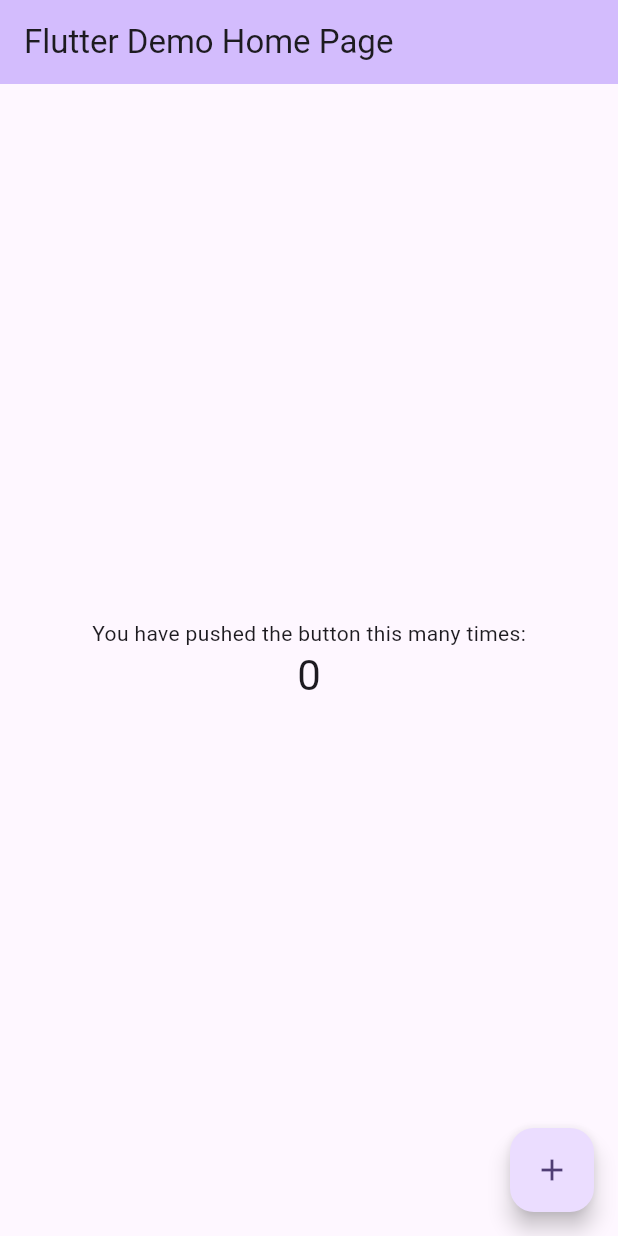
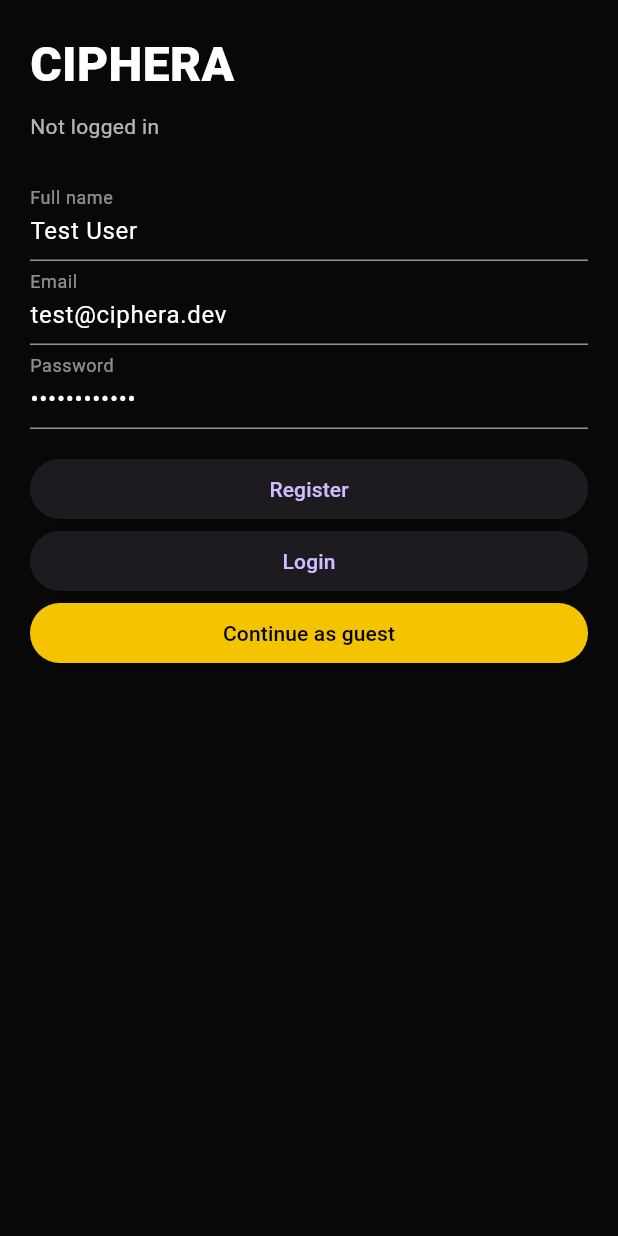
Before and after one commit to Sibtain-Nayani/Ciphera, a Flutter app: the screen it shows after launch, on a phone screen of 412 x 824 dp. Run offline on Flutter 3.47's test engine with Material 3 defaults, Android fonts, the phone set to English and light mode, and no system bars; our stand-ins replace flutter_secure_storage; accounts and stored records are empty.

Commit message:
Add auth networking layer: guest mode, register, login, token refresh

```diff
--- a/mobile/lib/main.dart
+++ b/mobile/lib/main.dart
@@ -1,121 +1,105 @@
 import 'package:flutter/material.dart';
+import 'package:provider/provider.dart';
+import 'providers/auth_provider.dart';
 
 void main() {
-  runApp(const MyApp());
+  runApp(const CipheraApp());
 }
 
-class MyApp extends StatelessWidget {
-  const MyApp({super.key});
+class CipheraApp extends StatelessWidget {
+  const CipheraApp({super.key});
 
-  // This widget is the root of your application.
   @override
   Widget build(BuildContext context) {
-    return MaterialApp(
-      title: 'Flutter Demo',
-      theme: ThemeData(
-        // This is the theme of your application.
-        //
-        // TRY THIS: Try running your application with "flutter run". You'll see
-        // the application has a purple toolbar. Then, without quitting the app,
-        // try changing the seedColor in the colorScheme below to Colors.green
-        // and then invoke "hot reload" (save your changes or press the "hot
-        // reload" button in a Flutter-supported IDE, or press "r" if you used
-        // the command line to start the app).
-        //
-        // Notice that the counter didn't reset back to zero; the application
-        // state is not lost during the reload. To reset the state, use hot
-        // restart instead.
-        //
-        // This works for code too, not just values: Most code changes can be
-        // tested with just a hot reload.
-        colorScheme: .fromSeed(seedColor: Colors.deepPurple),
+    return ChangeNotifierProvider(
+      create: (_) => AuthProvider()..tryAutoLogin(),
+      child: MaterialApp(
+        title: 'Ciphera',
+        theme: ThemeData(
+          scaffoldBackgroundColor: const Color(0xFF080808),
+          brightness: Brightness.dark,
+        ),
+        home: const AuthTestScreen(),
       ),
-      home: const MyHomePage(title: 'Flutter Demo Home Page'),
     );
   }
 }
 
-class MyHomePage extends StatefulWidget {
-  const MyHomePage({super.key, required this.title});
-
-  // This widget is the home page of your application. It is stateful, meaning
-  // that it has a State object (defined below) that contains fields that affect
-  // how it looks.
-
-  // This class is the configuration for the state. It holds the values (in this
-  // case the title) provided by the parent (in this case the App widget) and
-  // used by the build method of the State. Fields in a Widget subclass are
-  // always marked "final".
-
-  final String title;
-
+class AuthTestScreen extends StatefulWidget {
+  const AuthTestScreen({super.key});
   @override
-  State<MyHomePage> createState() => _MyHomePageState();
+  State<AuthTestScreen> createState() => _AuthTestScreenState();
 }
 
-class _MyHomePageState extends State<MyHomePage> {
-  int _counter = 0;
-
-  void _incrementCounter() {
-    setState(() {
-      // This call to setState tells the Flutter framework that something has
-      // changed in this State, which causes it to rerun the build method below
-      // so that the display can reflect the updated values. If we changed
-      // _counter without calling setState(), then the build method would not be
-      // called again, and so nothing would appear to happen.
-      _counter++;
-    });
-  }
+class _AuthTestScreenState extends State<AuthTestScreen> {
+  final _emailController = TextEditingController(text: 'test@ciphera.dev');
+  final _passwordController = TextEditingController(text: 'TestPass123!');
+  final _nameController = TextEditingController(text: 'Test User');
+  String _status = '';
 
   @override
   Widget build(BuildContext context) {
-    // This method is rerun every time setState is called, for instance as done
-    // by the _incrementCounter method above.
-    //
-    // The Flutter framework has been optimized to make rerunning build methods
-    // fast, so that you can just rebuild anything that needs updating rather
-    // than having to individually change instances of widgets.
+    final auth = context.watch<AuthProvider>();
+
+    if (auth.loading) {
+      return const Scaffold(body: Center(child: CircularProgressIndicator()));
+    }
+
     return Scaffold(
-      appBar: AppBar(
-        // TRY THIS: Try changing the color here to a specific color (to
-        // Colors.amber, perhaps?) and trigger a hot reload to see the AppBar
-        // change color while the other colors stay the same.
-        backgroundColor: Theme.of(context).colorScheme.inversePrimary,
-        // Here we take the value from the MyHomePage object that was created by
-        // the App.build method, and use it to set our appbar title.
-        title: Text(widget.title),
-      ),
-      body: Center(
-        // Center is a layout widget. It takes a single child and positions it
-        // in the middle of the parent.
-        child: Column(
-          // Column is also a layout widget. It takes a list of children and
-          // arranges them vertically. By default, it sizes itself to fit its
-          // children horizontally, and tries to be as tall as its parent.
-          //
-          // Column has various properties to control how it sizes itself and
-          // how it positions its children. Here we use mainAxisAlignment to
-          // center the children vertically; the main axis here is the vertical
-          // axis because Columns are vertical (the cross axis would be
-          // horizontal).
-          //
-          // TRY THIS: Invoke "debug painting" (choose the "Toggle Debug Paint"
-          // action in the IDE, or press "p" in the console), to see the
-          // wireframe for each widget.
-          mainAxisAlignment: .center,
-          children: [
-            const Text('You have pushed the button this many times:'),
-            Text(
-              '$_counter',
-              style: Theme.of(context).textTheme.headlineMedium,
-            ),
-          ],
+      body: SafeArea(
+        child: Padding(
+          padding: const EdgeInsets.all(20),
+          child: Column(
+            crossAxisAlignment: CrossAxisAlignment.stretch,
+            children: [
+              const Text('CIPHERA', style: TextStyle(fontSize: 32, fontWeight: FontWeight.w900, color: Colors.white)),
+              const SizedBox(height: 8),
+              Text(
+                auth.isAuthenticated
+                    ? 'Logged in as ${auth.user!.email.isEmpty ? "Guest" : auth.user!.email} (guest: ${auth.isGuest})'
+                    : 'Not logged in',
+                style: const TextStyle(color: Colors.white70),
+              ),
+              const SizedBox(height: 24),
+              TextField(controller: _nameController, style: const TextStyle(color: Colors.white), decoration: const InputDecoration(labelText: 'Full name', labelStyle: TextStyle(color: Colors.white54))),
+              TextField(controller: _emailController, style: const TextStyle(color: Colors.white), decoration: const InputDecoration(labelText: 'Email', labelStyle: TextStyle(color: Colors.white54))),
+              TextField(controller: _passwordController, obscureText: true, style: const TextStyle(color: Colors.white), decoration: const InputDecoration(labelText: 'Password', labelStyle: TextStyle(color: Colors.white54))),
+              const SizedBox(height: 16),
+              ElevatedButton(
+                onPressed: () async {
+                  final ok = await auth.register(_emailController.text, _passwordController.text, _nameController.text);
+                  setState(() => _status = ok ? 'Register succeeded' : 'Register failed: ${auth.error}');
+                },
+                child: const Text('Register'),
+              ),
+              ElevatedButton(
+                onPressed: () async {
+                  final ok = await auth.login(_emailController.text, _passwordController.text);
+                  setState(() => _status = ok ? 'Login succeeded' : 'Login failed: ${auth.error}');
+                },
+                child: const Text('Login'),
+              ),
+              ElevatedButton(
+                style: ElevatedButton.styleFrom(backgroundColor: const Color(0xFFF5C400)),
+                onPressed: () async {
+                  await auth.continueAsGuest();
+                  setState(() => _status = 'Continued as guest');
+                },
+                child: const Text('Continue as guest', style: TextStyle(color: Colors.black)),
+              ),
+              if (auth.isAuthenticated)
+                TextButton(
+                  onPressed: () async {
+                    await auth.logout();
+                    setState(() => _status = 'Logged out');
+                  },
+                  child: const Text('Logout'),
+                ),
+              const SizedBox(height: 16),
+              Text(_status, style: const TextStyle(color: Color(0xFFF5C400))),
+            ],
+          ),
         ),
-      ),
-      floatingActionButton: FloatingActionButton(
-        onPressed: _incrementCounter,
-        tooltip: 'Increment',
-        child: const Icon(Icons.add),
       ),
     );
   }
--- /dev/null
+++ b/mobile/lib/models/user.dart
@@ -0,0 +1,27 @@
+class CipheraUser {
+  final String userId;
+  final String email;
+  final String fullName;
+  final bool isGuest;
+
+  CipheraUser({
+    required this.userId,
+    required this.email,
+    required this.fullName,
+    this.isGuest = false,
+  });
+
+  factory CipheraUser.fromJson(Map<String, dynamic> json) {
+    return CipheraUser(
+      userId: json['user_id']?.toString() ?? json['id']?.toString() ?? '',
+      email: json['email'] ?? '',
+      fullName: json['full_name'] ?? '',
+      isGuest: false,
+    );
+  }
+
+  factory CipheraUser.guest() {
+    final id = 'guest_${DateTime.now().millisecondsSinceEpoch}';
+    return CipheraUser(userId: id, email: '', fullName: 'Guest', isGuest: true);
+  }
+}
--- /dev/null
+++ b/mobile/lib/providers/auth_provider.dart
@@ -0,0 +1,81 @@
+import 'package:flutter/foundation.dart';
+import '../models/user.dart';
+import '../services/auth_service.dart';
+import '../services/token_storage.dart';
+
+class AuthProvider extends ChangeNotifier {
+  CipheraUser? _user;
+  bool _loading = true;
+  String? _error;
+
+  CipheraUser? get user => _user;
+  bool get loading => _loading;
+  bool get isAuthenticated => _user != null;
+  bool get isGuest => _user?.isGuest ?? false;
+  String? get error => _error;
+
+  Future<void> tryAutoLogin() async {
+    _loading = true;
+    notifyListeners();
+
+    if (await TokenStorage.isGuest()) {
+      _user = CipheraUser.guest();
+      _loading = false;
+      notifyListeners();
+      return;
+    }
+
+    final token = await TokenStorage.getAccessToken();
+    if (token == null) {
+      _loading = false;
+      notifyListeners();
+      return;
+    }
+
+    try {
+      _user = await AuthService.fetchCurrentUser();
+    } catch (_) {
+      await TokenStorage.clearAll();
+      _user = null;
+    }
+    _loading = false;
+    notifyListeners();
+  }
+
+  Future<bool> login(String email, String password) async {
+    _error = null;
+    try {
+      _user = await AuthService.login(email: email, password: password);
+      notifyListeners();
+      return true;
+    } catch (e) {
+      _error = e.toString();
+      notifyListeners();
+      return false;
+    }
+  }
+
+  Future<bool> register(String email, String password, String fullName) async {
+    _error = null;
+    try {
+      _user = await AuthService.register(email: email, password: password, fullName: fullName);
+      notifyListeners();
+      return true;
+    } catch (e) {
+      _error = e.toString();
+      notifyListeners();
+      return false;
+    }
+  }
+
+  Future<void> continueAsGuest() async {
+    _user = await AuthService.continueAsGuest();
+    notifyListeners();
+  }
+
+  Future<void> logout() async {
+    await AuthService.logout();
+    _user = null;
+    notifyListeners();
+  }
+}
--- /dev/null
+++ b/mobile/lib/services/auth_service.dart
@@ -0,0 +1,40 @@
+import '../models/user.dart';
+import 'api_client.dart';
+import 'token_storage.dart';
+
+class AuthService {
+  static Future<CipheraUser> register({
+    required String email,
+    required String password,
+    required String fullName,
+  }) async {
+    final data = await ApiClient.post('/api/v3/auth/register', {
+      'email': email,
+      'password': password,
+      'full_name': fullName,
+    });
+    await TokenStorage.saveTokens(access: data['access_token'], refresh: data['refresh_token']);
+    return fetchCurrentUser();
+  }
+
+  static Future<CipheraUser> login({required String email, required String password}) async {
+    final data = await ApiClient.post('/api/v3/auth/login', {'email': email, 'password': password});
+    await TokenStorage.saveTokens(access: data['access_token'], refresh: data['refresh_token']);
+    return fetchCurrentUser();
+  }
+
+  static Future<CipheraUser> fetchCurrentUser() async {
+    final data = await ApiClient.get('/api/v3/auth/me', auth: true);
+    return CipheraUser.fromJson(data);
+  }
+
+  // Guest mode mirrors the web app: no backend account, purely local state.
+  static Future<CipheraUser> continueAsGuest() async {
+    await TokenStorage.setGuest(true);
+    return CipheraUser.guest();
+  }
+
+  static Future<void> logout() async {
+    await TokenStorage.clearAll();
+  }
+}
--- /dev/null
+++ b/mobile/lib/services/token_storage.dart
@@ -0,0 +1,34 @@
+import 'package:flutter_secure_storage/flutter_secure_storage.dart';
+
+class TokenStorage {
+  static const _storage = FlutterSecureStorage();
+  static const _accessKey = 'ciphera_access_token';
+  static const _refreshKey = 'ciphera_refresh_token';
+  static const _guestKey = 'ciphera_guest_flag';
+
+  static Future<void> saveTokens({required String access, required String refresh}) async {
+    await _storage.write(key: _accessKey, value: access);
+    await _storage.write(key: _refreshKey, value: refresh);
+    await _storage.delete(key: _guestKey);
+  }
+
+  static Future<String?> getAccessToken() => _storage.read(key: _accessKey);
+  static Future<String?> getRefreshToken() => _storage.read(key: _refreshKey);
+
+  static Future<void> setGuest(bool value) async {
+    if (value) {
+      await _storage.write(key: _guestKey, value: '1');
+    } else {
+      await _storage.delete(key: _guestKey);
+    }
+  }
+
+  static Future<bool> isGuest() async {
+    final v = await _storage.read(key: _guestKey);
+    return v == '1';
+  }
+
+  static Future<void> clearAll() async {
+    await _storage.deleteAll();
+  }
+}
--- a/mobile/pubspec.yaml
+++ b/mobile/pubspec.yaml
@@ -30,6 +30,9 @@ environment:
 dependencies:
   flutter:
     sdk: flutter
+  http: ^1.2.2
+  flutter_secure_storage: ^9.2.2
+  provider: ^6.1.2
 
   # The following adds the Cupertino Icons font to your application.
   # Use with the CupertinoIcons class for iOS style icons.
```
Also changed, not shown: mobile/lib/config/api_config.dart (added, +15 -0 lines), mobile/lib/services/api_client.dart (added, +96 -0 lines), mobile/pubspec.lock, 14 other files.
